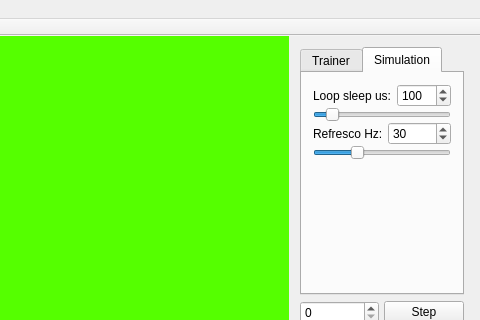
The window that Simulador/mainwindow.ui (lcasassa/Simulador) describes before a commit, drawn with Qt 5; both pictures show x 159 to 639 and y 0 to 320 of the 639 by 411 pixel window.
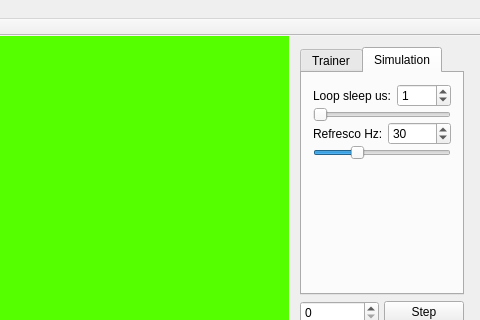
The same window after the commit. The open tabs and pages were chosen to show the change. Custom widgets are drawn as their Qt base class.

Patch:
```diff
--- a/Simulador/mainwindow.ui
+++ b/Simulador/mainwindow.ui
@@ -149,7 +149,7 @@
                        <number>1000</number>
                       </property>
                       <property name="value">
-                       <number>100</number>
+                       <number>1</number>
                       </property>
                      </widget>
                     </item>
@@ -162,7 +162,7 @@
                     <number>1000</number>
                    </property>
                    <property name="value">
-                    <number>100</number>
+                    <number>1</number>
                    </property>
                    <property name="orientation">
                     <enum>Qt::Horizontal</enum>
```
